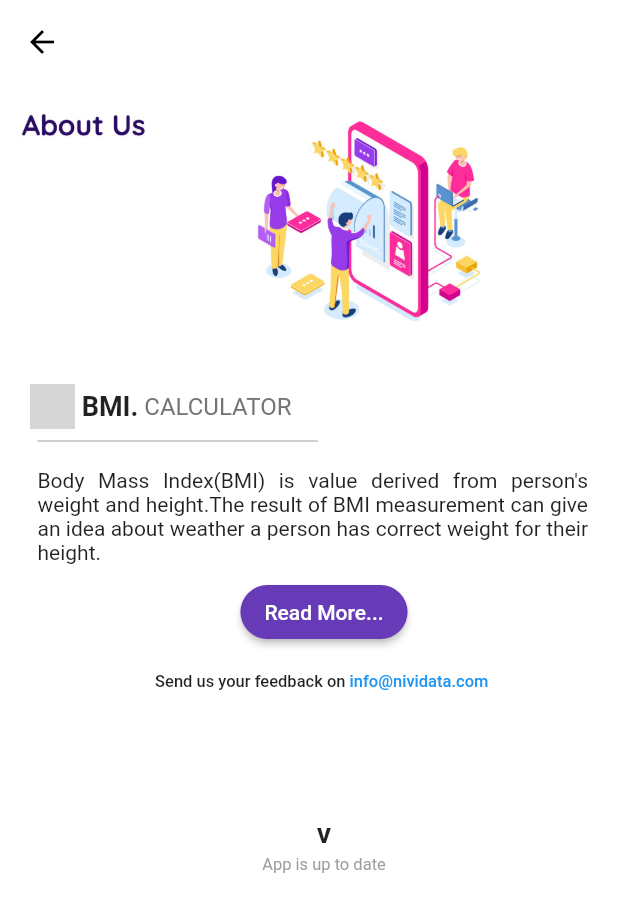
After one commit to jaysavsani07/FlutterBMI, a Flutter app: the AboutUS screen opened directly, on a phone screen of 412 x 824 dp. The commit adds this screen. Shown: the top 912 px of the screen. Run offline on Flutter 3.47's test engine with Material 2 defaults, Android fonts, the phone set to English and light mode, and no system bars; our stand-ins replace animated_text_kit, font_awesome_flutter, share, shared_preferences; missing offline and left inert: drawerbehavior, flutter_responsive_screen, get_version, launch_review; accounts and stored records are empty; Roboto replaces fonts that are missing (GoogleSansRegular); grey boxes are pictures that could not be loaded.

Commit message:
Added Share, Rate and Feedback functionalities

```diff
--- a/lib/Global Variables/globals.dart
+++ b/lib/Global Variables/globals.dart
@@ -17,3 +17,6 @@
 Gender selectedGender;
 bool isSwitched = false;
 dynamic isDarkTheme = false;
+
+String aboutBMI = "Body Mass Index(BMI) is value derived from person's weight and height."+"The result of BMI measurement can give an idea about weather a person has correct weight for their height.";
+String mailTo = '''mailto:info@nividata.com?subject=Feedback for BMI App''';
--- /dev/null
+++ b/lib/Screens/about.dart
@@ -0,0 +1,150 @@
+import 'package:bmi_calculator/Global%20Variables/globals.dart' as prefix0;
+import 'package:flutter/material.dart';
+import 'package:flutter/services.dart';
+import 'package:launch_review/launch_review.dart';
+
+import '../constants.dart';
+
+class AboutUS extends StatelessWidget {
+  @override
+  Widget build(BuildContext context) {
+    SystemChrome.setSystemUIOverlayStyle(
+      const SystemUiOverlayStyle(
+        statusBarColor: Colors.white,
+        systemNavigationBarColor: Colors.black,
+        systemNavigationBarDividerColor: Colors.black,
+        systemNavigationBarIconBrightness: Brightness.dark,
+      ),
+    );
+
+    SystemChrome.setEnabledSystemUIOverlays(SystemUiOverlay.values);
+    // SystemChrome.setEnabledSystemUIOverlays([SystemUiOverlay.top]);
+    // SystemChrome.setEnabledSystemUIOverlays([SystemUiOverlay.bottom]);
+    SystemChrome.setPreferredOrientations([
+      DeviceOrientation.portraitUp,
+      DeviceOrientation.portraitDown,
+    ]);
+
+    return Scaffold(
+      appBar: AppBar(
+        elevation: 0.0,
+        centerTitle: true,
+        backgroundColor: Theme.of(context).primaryColorDark,
+      ),
+      body: Container(
+        color: Theme.of(context).primaryColor,
+        child: bannerImg(context),
+      ),
+    );
+  }
+
+  Widget bannerImg(BuildContext context) {
+    return Container(
+      width: MediaQuery.of(context).size.width,
+      height: MediaQuery.of(context).size.height,
+      child: Stack(
+        fit: StackFit.loose,
+        children: <Widget>[
+          Container(
+            height: 190.0,
+            child: Image(
+              image: AssetImage("Assets/Images/banner.jpg"),
+              height: 200.0,
+            ),
+          ),
+          Container(
+            margin: EdgeInsets.fromLTRB(20.0, 200.0, 0.0, 0.0),
+            child: Column(
+              children: <Widget>[
+                Row(
+                  children: <Widget>[
+                    Image(
+                      image: AssetImage("Assets/Images/ic_launcher.png"),
+                      height: 30.0,
+                      width: 30.0,
+                    ),
+                    Text(
+                      " BMI.",
+                      style: TextStyle(
+                        fontWeight: FontWeight.bold,
+                        fontSize: 18.0,
+                      ),
+                    ),
+                    Text(
+                      " Calculator".toUpperCase(),
+                      style: TextStyle(
+                          fontWeight: FontWeight.normal,
+                          fontSize: 16.0,
+                          color: Colors.grey.shade600),
+                    ),
+                  ],
+                ),
+                Divider(
+                  color: Colors.grey,
+                  indent: 5.0,
+                  endIndent: 200.0,
+                ),
+                Padding(
+                  padding: EdgeInsets.fromLTRB(5.0, 10.0, 20.0, 0.0),
+                  child: Text(
+                    prefix0.aboutBMI,
+                    style: TextStyle(fontSize: 14.0),
+                    textAlign: TextAlign.justify,
+                  ),
+                ),
+                Padding(
+                  padding: const EdgeInsets.all(8.0),
+                  child: MaterialButton(
+                    shape: RoundedRectangleBorder(
+                        borderRadius: new BorderRadius.circular(30.0)),
+                    color: Colors.deepPurple,
+                    child: Text("Read More..."),
+                    textColor: Theme.of(context).primaryColor,
+                    onPressed: () {
+                      LaunchReview.launch();
+                    },
+                  ),
+                ),
+                Padding(
+                  padding: const EdgeInsets.all(8.0),
+                  child: Row(
+                    crossAxisAlignment: CrossAxisAlignment.center,
+                    mainAxisAlignment: MainAxisAlignment.center,
+                    children: <Widget>[
+                      Text(
+                        "Send us your feedback on ",
+                        style: TextStyle(
+                            fontSize: 11.0, fontWeight: FontWeight.w500),
+                      ),
+                      SelectableText(
+                        "info@nividata.com",
+                        style: TextStyle(
+                            color: Colors.blue,
+                            fontSize: 11.0,
+                            fontWeight: FontWeight.w500),
+                      ),
+                    ],
+                  ),
+                ),
+                Padding(
+                  padding: const EdgeInsets.fromLTRB(0.0, 80.0, 0.0, 5.0),
+                  child: Text(
+                    "V" + platformVersion,
+                    style: TextStyle(fontWeight: FontWeight.w900),
+                  ),
+                ),
+                Text(
+                  "App is up to date",
+                  style: TextStyle(
+                      fontWeight: FontWeight.normal,
+                      fontSize: 11.0,
+                      color: Colors.grey),
+                ),
+              ],
+            ),
+          )
+        ],
+      ),
+    );
+  }
+}
--- a/lib/Screens/bmi_main.dart
+++ b/lib/Screens/bmi_main.dart
@@ -1,7 +1,4 @@
 import 'package:bmi_calculator/Screens/result_page.dart';
-import 'package:bmi_calculator/Utilities/my_theme_keys.dart';
-import 'package:bmi_calculator/Utilities/shared_preference_handler.dart';
-import 'package:bmi_calculator/Utilities/theme_handler.dart';
 import 'package:bmi_calculator/animations/animate_button.dart';
 import 'package:bmi_calculator/animations/size_transition.dart';
 import 'package:flutter/material.dart';
@@ -53,7 +50,7 @@
   Widget build(BuildContext context) {
     SystemChrome.setSystemUIOverlayStyle(
       const SystemUiOverlayStyle(
-        statusBarColor: Colors.white,
+        // statusBarColor: Colors.white,
         systemNavigationBarColor: Colors.black,
         systemNavigationBarDividerColor: Colors.black,
         systemNavigationBarIconBrightness: Brightness.dark,
--- a/lib/Utilities/my_theme_keys.dart
+++ b/lib/Utilities/my_theme_keys.dart
@@ -4,6 +4,7 @@
 
 class MyThemes {
   static final ThemeData lightTheme = ThemeData(
+    fontFamily: 'GoogleSansRegular',
     primaryColor: Colors.white,
     primaryColorDark: Colors.white,
     buttonColor: Colors.grey.shade200,
--- a/lib/constants.dart
+++ b/lib/constants.dart
@@ -4,13 +4,17 @@
 const Color kBottomContainerColor = Color(0xFFEB1555);
 const Color kActiveCardColor = Color(0xFF1D1E33);
 const Color kInactiveCardColor = Color(0xFF111328);
+String platformVersion = "";
 
 const kLabelTextStyle = TextStyle(
   fontSize: 20.0,
   color: Color(0xFF8D8E98),
 );
 
-const kNumberTextStyle = TextStyle(color: Color.fromRGBO(86, 81, 104, 1),fontSize: 50.0, fontWeight: FontWeight.w900);
+const kNumberTextStyle = TextStyle(
+    color: Color.fromRGBO(86, 81, 104, 1),
+    fontSize: 50.0,
+    fontWeight: FontWeight.w900);
 
 const kTitleTextStyle = TextStyle(
   fontSize: 50.0,
```
Also changed, not shown: lib/Screens/drawer_menu.dart (+80 -41 lines), lib/Screens/settings.dart (added, +38 -0 lines), lib/Utilities/app_util.dart (added, +12 -0 lines), lib/main.dart (+12 -1 lines), pubspec.yaml (+10 -0 lines), Assets/Images/banner.jpg (added), Assets/fonts/GoogleSansRegular.ttf (added), 3 other files.
